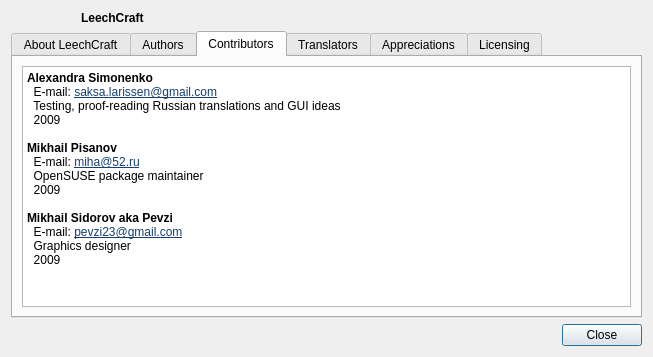
0xd34df00d/leechcraft, file src/aboutdialog.ui: the form before one commit.
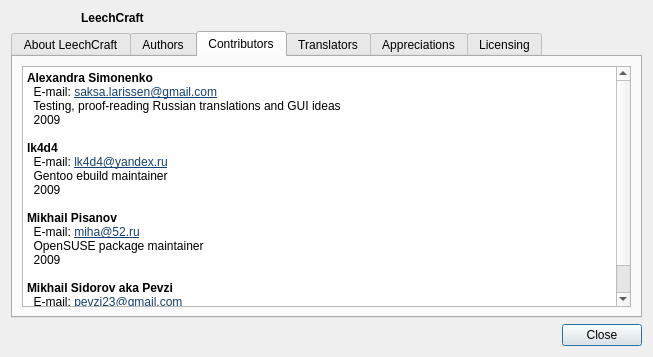
The form after the commit. The open tabs and pages were chosen to show the change. Icons and pictures are not drawn.

Commit message: Core: added lk4d4 to the Contributors.

Patch:
```diff
--- a/src/aboutdialog.ui
+++ b/src/aboutdialog.ui
@@ -139,6 +139,11 @@
 &lt;p style=&quot; margin-top:0px; margin-bottom:0px; margin-left:0px; margin-right:0px; -qt-block-indent:0; text-indent:0px;&quot;&gt;  E-mail: &lt;a href=&quot;mailto:saksa.larissen@gmail.com&quot;&gt;&lt;span style=&quot; text-decoration: underline; color:#154071;&quot;&gt;saksa.larissen@gmail.com&lt;/span&gt;&lt;/a&gt;&lt;/p&gt;
 &lt;p style=&quot; margin-top:0px; margin-bottom:0px; margin-left:0px; margin-right:0px; -qt-block-indent:0; text-indent:0px;&quot;&gt;  Testing, proof-reading Russian translations and GUI ideas&lt;/p&gt;
 &lt;p style=&quot; margin-top:0px; margin-bottom:0px; margin-left:0px; margin-right:0px; -qt-block-indent:0; text-indent:0px;&quot;&gt;  2009&lt;/p&gt;
+&lt;p style=&quot;-qt-paragraph-type:empty; margin-top:0px; margin-bottom:0px; margin-left:0px; margin-right:0px; -qt-block-indent:0; text-indent:0px;&quot;&gt;&lt;/p&gt;
+&lt;p style=&quot; margin-top:0px; margin-bottom:0px; margin-left:0px; margin-right:0px; -qt-block-indent:0; text-indent:0px;&quot;&gt;&lt;span style=&quot; font-weight:600;&quot;&gt;lk4d4&lt;/span&gt;&lt;/p&gt;
+&lt;p style=&quot; margin-top:0px; margin-bottom:0px; margin-left:0px; margin-right:0px; -qt-block-indent:0; text-indent:0px;&quot;&gt;  E-mail: &lt;a href=&quot;mailto:lk4d4@yandex.ru&quot;&gt;&lt;span style=&quot; text-decoration: underline; color:#154071;&quot;&gt;lk4d4@yandex.ru&lt;/span&gt;&lt;/a&gt;&lt;/p&gt;
+&lt;p style=&quot; margin-top:0px; margin-bottom:0px; margin-left:0px; margin-right:0px; -qt-block-indent:0; text-indent:0px;&quot;&gt;  Gentoo ebuild maintainer&lt;/p&gt;
+&lt;p style=&quot; margin-top:0px; margin-bottom:0px; margin-left:0px; margin-right:0px; -qt-block-indent:0; text-indent:0px;&quot;&gt;  2009&lt;/p&gt;
 &lt;p style=&quot;-qt-paragraph-type:empty; margin-top:0px; margin-bottom:0px; margin-left:0px; margin-right:0px; -qt-block-indent:0; text-indent:0px; font-weight:600;&quot;&gt;&lt;/p&gt;
 &lt;p style=&quot; margin-top:0px; margin-bottom:0px; margin-left:0px; margin-right:0px; -qt-block-indent:0; text-indent:0px;&quot;&gt;&lt;span style=&quot; font-weight:600;&quot;&gt;Mikhail Pisanov&lt;/span&gt;&lt;/p&gt;
 &lt;p style=&quot; margin-top:0px; margin-bottom:0px; margin-left:0px; margin-right:0px; -qt-block-indent:0; text-indent:0px;&quot;&gt;&lt;span style=&quot; font-weight:600;&quot;&gt;  &lt;/span&gt;E-mail: &lt;a href=&quot;mailto:miha@52.ru&quot;&gt;&lt;span style=&quot; text-decoration: underline; color:#154071;&quot;&gt;miha@52.ru&lt;/span&gt;&lt;/a&gt;&lt;/p&gt;
```
